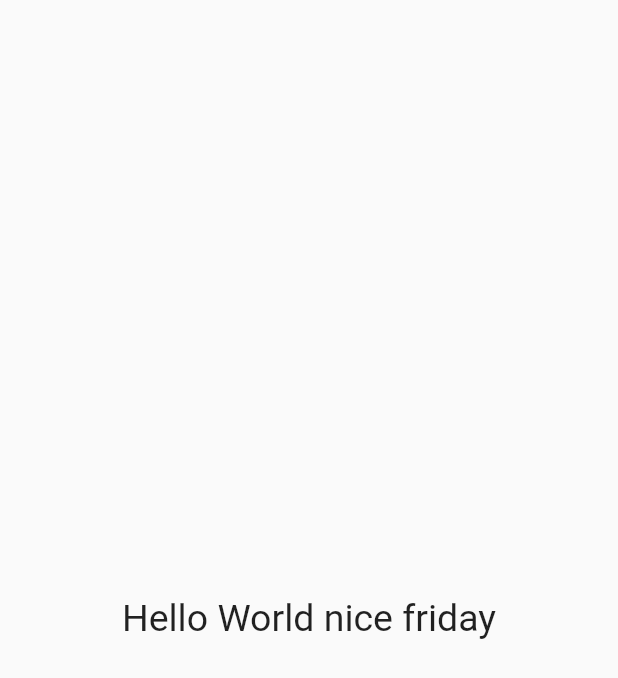
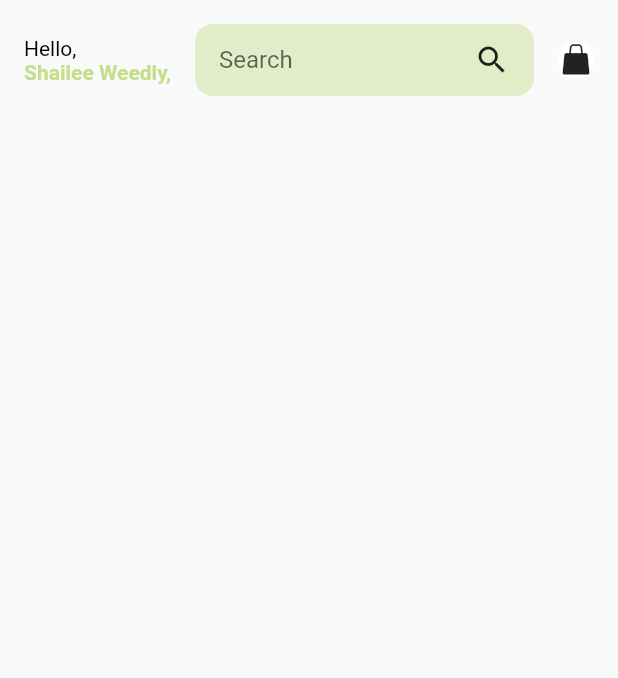
Before and after one commit to bryansrm/flutter-ui-food-delivery, a Flutter app: the screen it shows after launch, on a phone screen of 412 x 824 dp. Shown: the top 678 px of the screen. Run offline on Flutter 3.47's test engine with Material 2 defaults, Android fonts, the phone set to English and light mode, and no system bars; our stand-ins replace google_fonts.

Commit message:
add view home page

```diff
--- a/lib/main.dart
+++ b/lib/main.dart
@@ -1,4 +1,5 @@
 import 'package:flutter/material.dart';
+import 'package:flutter_ui_food_delivery/pages/home_page.dart';
 import 'package:google_fonts/google_fonts.dart';
 
 void main() => runApp(MyApp());
@@ -7,6 +8,7 @@ class MyApp extends StatelessWidget {
   @override
   Widget build(BuildContext context) {
     return MaterialApp(
+      debugShowCheckedModeBanner: false,
       title: 'Material App',
       theme: ThemeData(
         primarySwatch: Colors.blue,
@@ -14,13 +16,7 @@ class MyApp extends StatelessWidget {
           Theme.of(context).textTheme
         )
       ),
-      home: Scaffold(
-        body: Center(
-          child: Container(
-            child: Text('Hello World nice friday', style: TextStyle(fontSize: 25),),
-          ),
-        ),
-      ),
+      home: HomePage()
     );
   }
 }
--- /dev/null
+++ b/lib/pages/home_page.dart
@@ -0,0 +1,99 @@
+import 'package:flutter/material.dart';
+import 'package:flutter_ui_food_delivery/core/constans.dart';
+import 'package:flutter_ui_food_delivery/core/flutter_icons.dart';
+
+class HomePage extends StatefulWidget {
+  @override
+  _HomePageState createState() => _HomePageState();
+}
+
+class _HomePageState extends State<HomePage> {
+  @override
+  Widget build(BuildContext context) {
+    return Scaffold(
+      body: SafeArea(
+        child: Column(
+          children: [
+
+            _customAppBar(),
+
+
+
+          ],
+        ),
+      ),
+    );
+  }
+
+  Widget _customAppBar(){
+    return Container(
+      padding: EdgeInsets.all(16.0),
+      child: Row(
+        children: [
+
+          RichText(
+            text: TextSpan(
+              text: 'Hello,\n',
+              style: TextStyle(
+                color: Colors.black
+              ),
+              children: [
+
+                TextSpan(
+                  text: 'Shailee Weedly,',
+                  style: TextStyle(
+                    color: AppColors.greenColor,
+                    fontWeight: FontWeight.bold
+                  )
+                )
+
+              ]
+            ),
+          ),
+
+          SizedBox( width: 16,),
+
+          Expanded(
+            child: Container(
+              padding: EdgeInsets.symmetric(horizontal: 16),
+              decoration: BoxDecoration(
+                color: AppColors.greenLightColor,
+                borderRadius: BorderRadius.circular(12)
+              ),
+              child: Row(
+                children: [
+
+                  Expanded(
+                    child: TextField(
+                      decoration: InputDecoration(
+                        border: InputBorder.none,
+                        hintText: "Search"
+                      ),
+                    ),
+                  ),
+
+                  Icon( Icons.search)
+
+
+                ],
+              ),
+            ),
+          ),
+
+          SizedBox( width: 16,),
+
+          Container(
+            decoration: BoxDecoration(
+              color: Colors.white,
+              borderRadius: BorderRadius.circular(12)
+            ),
+            child: Center(
+              child: Icon( FlutterIcons.shop),
+            ),
+          ),
+
+        ],
+      ),
+    );
+  }
+}
```
